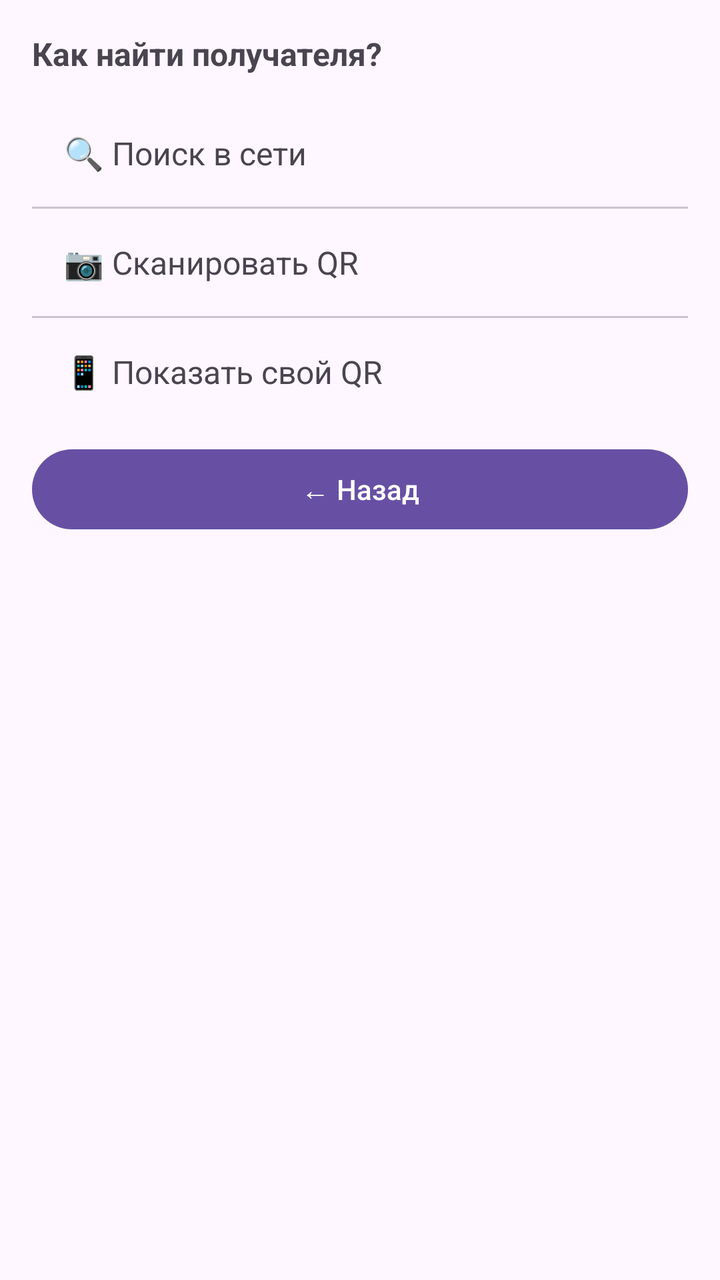
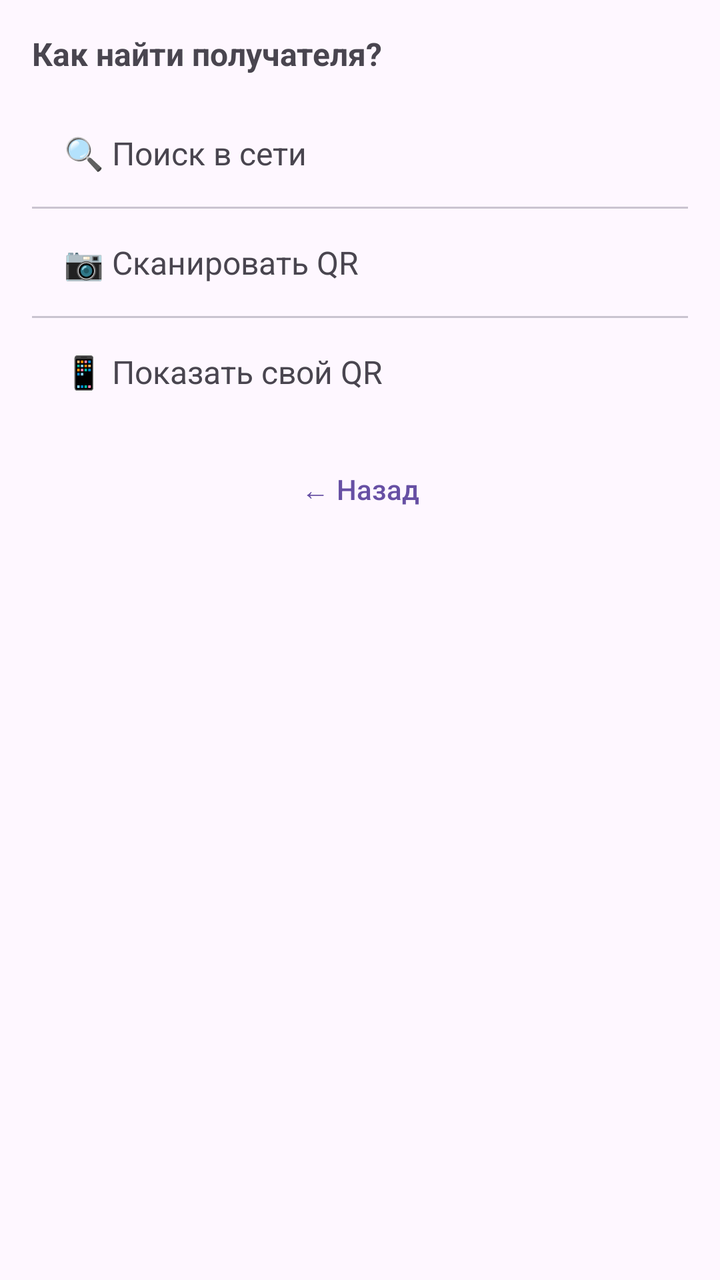

Compare the two renders of this Android layout. The source of the first and the diff that turns it into the second are given below.
<!-- AndroidManifest.xml: application theme Theme.Atom.Main -->
<!-- res/layout/sheet_share_step2.xml -->
<?xml version="1.0" encoding="utf-8"?>
<LinearLayout xmlns:android="http://schemas.android.com/apk/res/android"
    android:layout_width="match_parent"
    android:layout_height="wrap_content"
    android:orientation="vertical"
    android:padding="16dp">

    <TextView
        android:layout_width="match_parent"
        android:layout_height="wrap_content"
        android:text="@string/share_how_to_find"
        android:textSize="16sp"
        android:textStyle="bold"
        android:layout_marginBottom="12dp" />

    <LinearLayout
        android:id="@+id/searchRow"
        android:layout_width="match_parent"
        android:layout_height="wrap_content"
        android:orientation="horizontal"
        android:padding="16dp"
        android:background="?attr/selectableItemBackground"
        android:clickable="true"
        android:focusable="true">
        <TextView
            android:layout_width="match_parent"
            android:layout_height="wrap_content"
            android:text="@string/share_search_network"
            android:textSize="16sp" />
    </LinearLayout>

    <View android:layout_width="match_parent" android:layout_height="1dp"
        android:background="?attr/colorOutlineVariant" />

    <LinearLayout
        android:id="@+id/scanRow"
        android:layout_width="match_parent"
        android:layout_height="wrap_content"
        android:orientation="horizontal"
        android:padding="16dp"
        android:background="?attr/selectableItemBackground"
        android:clickable="true"
        android:focusable="true">
        <TextView
            android:layout_width="match_parent"
            android:layout_height="wrap_content"
            android:text="@string/share_scan_qr"
            android:textSize="16sp" />
    </LinearLayout>

    <View android:layout_width="match_parent" android:layout_height="1dp"
        android:background="?attr/colorOutlineVariant" />

    <LinearLayout
        android:id="@+id/showQrRow"
        android:layout_width="match_parent"
        android:layout_height="wrap_content"
        android:orientation="horizontal"
        android:padding="16dp"
        android:background="?attr/selectableItemBackground"
        android:clickable="true"
        android:focusable="true">
        <TextView
            android:layout_width="match_parent"
            android:layout_height="wrap_content"
            android:text="@string/share_show_qr"
            android:textSize="16sp" />
    </LinearLayout>

    <Button
        android:id="@+id/backBtn"
        android:layout_width="match_parent"
        android:layout_height="wrap_content"
        android:layout_marginTop="8dp"
        android:text="@string/share_back"
        style="?attr/materialButtonTextButtonStyle" />
</LinearLayout>
<!-- resources referenced by this layout -->
<resources>
  <string name="share_back">← Назад</string>
  <string name="share_how_to_find">Как найти получателя?</string>
  <string name="share_scan_qr">📷  Сканировать QR</string>
  <string name="share_search_network">🔍  Поиск в сети</string>
  <string name="share_show_qr">📱  Показать свой QR</string>
  <style name="Theme.Atom.Main" parent="Theme.Material3.DayNight.NoActionBar">
          <item name="android:statusBarColor">?attr/colorSurface</item>
          <item name="android:windowLightStatusBar" tools:targetApi="m">true</item>
      </style>
</resources>

<!-- the commit's change to res/layout/sheet_share_step2.xml (unified diff, before → after) -->
@@ -73,5 +73,5 @@
         android:layout_height="wrap_content"
         android:layout_marginTop="8dp"
         android:text="@string/share_back"
-        style="?attr/materialButtonTextButtonStyle" />
+        style="@style/Widget.Material3.Button.TextButton" />
 </LinearLayout>
